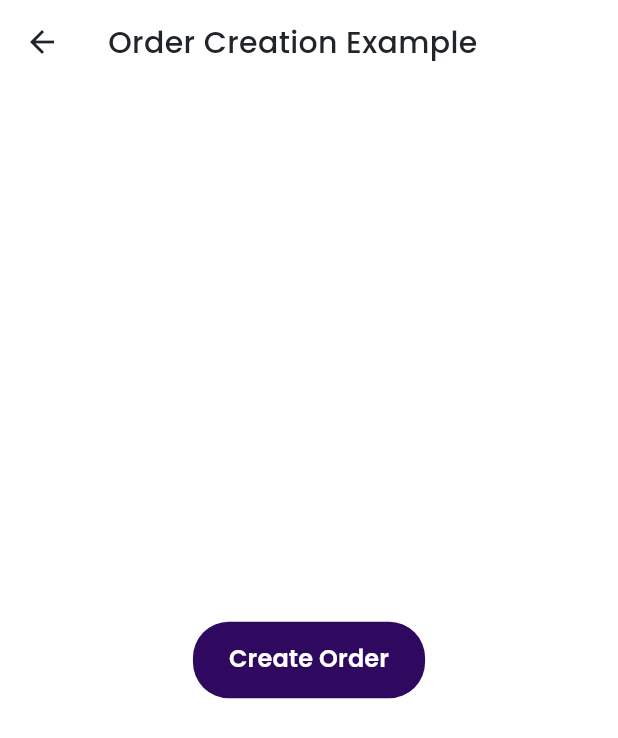
After one commit to OriD-19/vendly_customers, a Flutter app: the OrderCreationExample screen opened directly, after a tap on "Create Order", on a phone screen of 412 x 824 dp. The commit adds this screen. Shown: the top 738 px of the screen. Run offline on Flutter 3.47's test engine with Material 3 defaults, Android fonts, the phone set to English and light mode, and no system bars; our stand-ins replace cached_network_image, dio, equatable, flutter_bloc, flutter_riverpod, flutter_svg and 3 more; accounts and stored records are empty; network calls fail.

Commit message:
feature: finished integration with orders

```diff
--- /dev/null
+++ b/lib/examples/order_creation_example.dart
@@ -0,0 +1,217 @@
+import 'package:flutter/material.dart';
+import '../features/orders/models/order_request.dart';
+import '../features/orders/services/order_service.dart';
+import '../features/cart/models/cart_item.dart';
+
+/// Example demonstrating how to create an order using OrderService
+class OrderCreationExample extends StatelessWidget {
+  const OrderCreationExample({super.key});
+
+  /// Example: Create order from cart items
+  Future<void> createOrderExample(List<CartItem> cartItems) async {
+    // 1. Convert cart items to order products
+    final orderProducts = cartItems.map((item) {
+      return OrderProductItem(
+        productId: int.tryParse(item.productId) ?? 0,
+        quantity: item.quantity,
+      );
+    }).toList();
+
+    // 2. Create order request with shipping details
+    final orderRequest = CreateOrderRequest(
+      shippingAddress: 'Calle Principal 123, Colonia Centro',
+      shippingCity: 'San Salvador',
+      shippingPostalCode: '01101',
+      shippingCountry: 'El Salvador',
+      products: orderProducts,
+    );
+
+    // 3. Submit order to API
+    final result = await OrderService.createOrder(orderRequest);
+
+    // 4. Handle result
+    if (result.success && result.order != null) {
+      print('✅ Order created successfully!');
+      print('Order Number: ${result.order!.orderNumber}');
+      print('Total Amount: \$${result.order!.totalAmount}');
+      print('Status: ${result.order!.status}');
+      print('Created: ${result.order!.createdAt}');
+    } else {
+      print('❌ Order creation failed');
+      print('Error: ${result.error}');
+    }
+  }
+
+  /// Example: Create order with manual product list
+  Future<void> createOrderWithProducts() async {
+    final orderRequest = CreateOrderRequest(
+      shippingAddress: '456 Market Street',
+      shippingCity: 'Santa Ana',
+      shippingPostalCode: '02101',
+      shippingCountry: 'El Salvador',
+      products: [
+        const OrderProductItem(productId: 1, quantity: 2),
+        const OrderProductItem(productId: 5, quantity: 1),
+        const OrderProductItem(productId: 12, quantity: 3),
+      ],
+    );
+
+    final result = await OrderService.createOrder(orderRequest);
+
+    if (result.success) {
+      // Navigate to confirmation or show success message
+    } else {
+      // Show error to user
+    }
+  }
+
+  /// Example: Full checkout flow in a widget
+  @override
+  Widget build(BuildContext context) {
+    return Scaffold(
+      appBar: AppBar(title: const Text('Order Creation Example')),
+      body: Center(
+        child: ElevatedButton(
+          onPressed: () async {
+            // Simulate cart items
+            final cartItems = [
+              const CartItem(
+                id: '1',
+                productId: '1',
+                name: 'Product 1',
+                price: 29.99,
+                quantity: 2,
+                imageUrl: 'https://example.com/image.jpg',
+              ),
+              const CartItem(
+                id: '2',
+                productId: '5',
+                name: 'Product 2',
+                price: 49.99,
+                quantity: 1,
+                imageUrl: 'https://example.com/image.jpg',
+              ),
+            ];
+
+            // Create order
+            await createOrderExample(cartItems);
+          },
+          child: const Text('Create Order'),
+        ),
+      ),
+    );
+  }
+}
+
+/// Example: Order creation with error handling in UI
+class OrderCreationWithUI extends StatefulWidget {
+  const OrderCreationWithUI({super.key, required this.cartItems});
+
+  final List<CartItem> cartItems;
+
+  @override
+  State<OrderCreationWithUI> createState() => _OrderCreationWithUIState();
+}
+
+class _OrderCreationWithUIState extends State<OrderCreationWithUI> {
+  bool _isProcessing = false;
+  String? _errorMessage;
+
+  Future<void> _processOrder({
+    required String address,
+    required String city,
+    required String postalCode,
+  }) async {
+    setState(() {
+      _isProcessing = true;
+      _errorMessage = null;
+    });
+
+    try {
+      // Prepare order products
+      final orderProducts = widget.cartItems.map((item) {
+        return OrderProductItem(
+          productId: int.tryParse(item.productId) ?? 0,
+          quantity: item.quantity,
+        );
+      }).toList();
+
+      // Create request
+      final request = CreateOrderRequest(
+        shippingAddress: address,
+        shippingCity: city,
+        shippingPostalCode: postalCode,
+        shippingCountry: 'El Salvador',
+        products: orderProducts,
+      );
+
+      // Submit order
+      final result = await OrderService.createOrder(request);
+
+      if (!mounted) return;
+
+      if (result.success && result.order != null) {
+        // Success! Navigate to confirmation
+        if (mounted) {
+          ScaffoldMessenger.of(context).showSnackBar(
+            SnackBar(
+              content: Text(
+                'Pedido creado: ${result.order!.orderNumber}',
+              ),
+              backgroundColor: Colors.green,
+            ),
+          );
+        }
+      } else {
+        // Error - show message
+        setState(() {
+          _errorMessage = result.error ?? 'Error al crear el pedido';
+        });
+      }
+    } catch (e) {
+      setState(() {
+        _errorMessage = 'Error inesperado: ${e.toString()}';
+      });
+    } finally {
+      setState(() {
+        _isProcessing = false;
+      });
+    }
+  }
+
+  @override
+  Widget build(BuildContext context) {
+    return Scaffold(
+      appBar: AppBar(title: const Text('Process Order')),
+      body: Padding(
+        padding: const EdgeInsets.all(16),
+        child: Column(
+          children: [
+            if (_errorMessage != null)
+              Container(
+                padding: const EdgeInsets.all(12),
+                color: Colors.red.shade100,
+                child: Text(
+                  _errorMessage!,
+                  style: const TextStyle(color: Colors.red),
+                ),
+              ),
+            const Spacer(),
+            ElevatedButton(
+              onPressed: _isProcessing
+                  ? null
+                  : () => _processOrder(
+                        address: 'Calle 123',
+                        city: 'San Salvador',
+                        postalCode: '01101',
+                      ),
+              child: _isProcessing
+                  ? const CircularProgressIndicator()
+                  : const Text('Confirmar Pedido'),
+            ),
+          ],
+        ),
+      ),
+    );
+  }
+}
--- /dev/null
+++ b/lib/features/orders/models/order_request.dart
@@ -0,0 +1,73 @@
+/// Order creation request model
+class CreateOrderRequest {
+  const CreateOrderRequest({
+    required this.shippingAddress,
+    required this.shippingCity,
+    required this.shippingPostalCode,
+    required this.shippingCountry,
+    required this.products,
+  });
+
+  final String shippingAddress;
+  final String shippingCity;
+  final String shippingPostalCode;
+  final String shippingCountry;
+  final List<OrderProductItem> products;
+
+  Map<String, dynamic> toJson() {
+    return {
+      'shipping_address': shippingAddress,
+      'shipping_city': shippingCity,
+      'shipping_postal_code': shippingPostalCode,
+      'shipping_country': shippingCountry,
+      'products': products.map((p) => p.toJson()).toList(),
+    };
+  }
+}
+
+/// Individual product item in order
+class OrderProductItem {
+  const OrderProductItem({
+    required this.productId,
+    required this.quantity,
+  });
+
+  final int productId;
+  final int quantity;
+
+  Map<String, dynamic> toJson() {
+    return {
+      'product_id': productId,
+      'quantity': quantity,
+    };
+  }
+}
+
+/// Order creation response
+class OrderResponse {
+  const OrderResponse({
+    required this.orderId,
+    required this.orderNumber,
+    required this.totalAmount,
+    required this.status,
+    required this.createdAt,
+  });
+
+  final int orderId;
+  final String orderNumber;
+  final double totalAmount;
+  final String status;
+  final DateTime createdAt;
+
+  factory OrderResponse.fromJson(Map<String, dynamic> json) {
+    return OrderResponse(
+      orderId: json['id'] ?? 0,
+      orderNumber: json['order_number'] ?? '',
+      totalAmount: (json['total_amount'] ?? 0.0).toDouble(),
+      status: json['status'] ?? 'pending',
+      createdAt: json['created_at'] != null
+          ? DateTime.parse(json['created_at'])
+          : DateTime.now(),
+    );
+  }
+}
--- /dev/null
+++ b/lib/features/orders/services/order_service.dart
@@ -0,0 +1,94 @@
+import 'package:dio/dio.dart';
+import '../../../core/services/api_config.dart';
+import '../models/order_request.dart';
+
+/// Service for order operations
+class OrderService {
+  /// Create a new order
+  static Future<OrderResult> createOrder(CreateOrderRequest request) async {
+    try {
+      final response = await ApiConfig.dio.post(
+        '/orders/',
+        data: request.toJson(),
+      );
+
+      if (response.statusCode == 200 || response.statusCode == 201) {
+        final orderData = response.data;
+        final order = OrderResponse.fromJson(orderData);
+
+        return OrderResult(
+          success: true,
+          order: order,
+        );
+      }
+
+      return OrderResult(
+        success: false,
+        error: 'Error al crear el pedido',
+      );
+    } on DioException catch (e) {
+      return OrderResult(
+        success: false,
+        error: _handleDioError(e),
+      );
+    } catch (e) {
+      return OrderResult(
+        success: false,
+        error: 'Error inesperado al crear el pedido',
+      );
+    }
+  }
+
+  /// Handle Dio errors and return user-friendly messages
+  static String _handleDioError(DioException error) {
+    switch (error.type) {
+      case DioExceptionType.connectionTimeout:
+      case DioExceptionType.sendTimeout:
+      case DioExceptionType.receiveTimeout:
+        return 'Tiempo de espera agotado. Verifica tu conexión.';
+
+      case DioExceptionType.badResponse:
+        final statusCode = error.response?.statusCode;
+        if (statusCode == 400) {
+          // Try to extract validation errors
+          final data = error.response?.data;
+          if (data is Map && data.containsKey('detail')) {
+            return data['detail'].toString();
+          }
+          return 'Datos inválidos. Verifica la información del pedido.';
+        } else if (statusCode == 401) {
+          return 'Sesión expirada. Inicia sesión nuevamente.';
+        } else if (statusCode == 404) {
+          return 'Producto no encontrado.';
+        } else if (statusCode == 500) {
+          return 'Error del servidor. Intenta más tarde.';
+        }
+        return 'Error al procesar el pedido (código: $statusCode)';
+
+      case DioExceptionType.cancel:
+        return 'Operación cancelada';
+
+      case DioExceptionType.unknown:
+        if (error.message?.contains('SocketException') ?? false) {
+          return 'Sin conexión a internet';
+        }
+        return 'Error de conexión. Verifica tu red.';
+
+      default:
+        return 'Error al crear el pedido';
+    }
+  }
+}
+
+/// Result wrapper for order operations
+class OrderResult {
+  const OrderResult({
+    required this.success,
+    this.order,
+    this.error,
+  });
+
+  final bool success;
+  final OrderResponse? order;
+  final String? error;
+}
```
Also changed, not shown: lib/core/router/app_router.dart (+9 -1 lines), lib/features/cart/screens/checkout_screen.dart (+69 -6 lines), lib/features/cart/screens/order_confirmation_screen.dart (+17 -3 lines), 1 other file.
